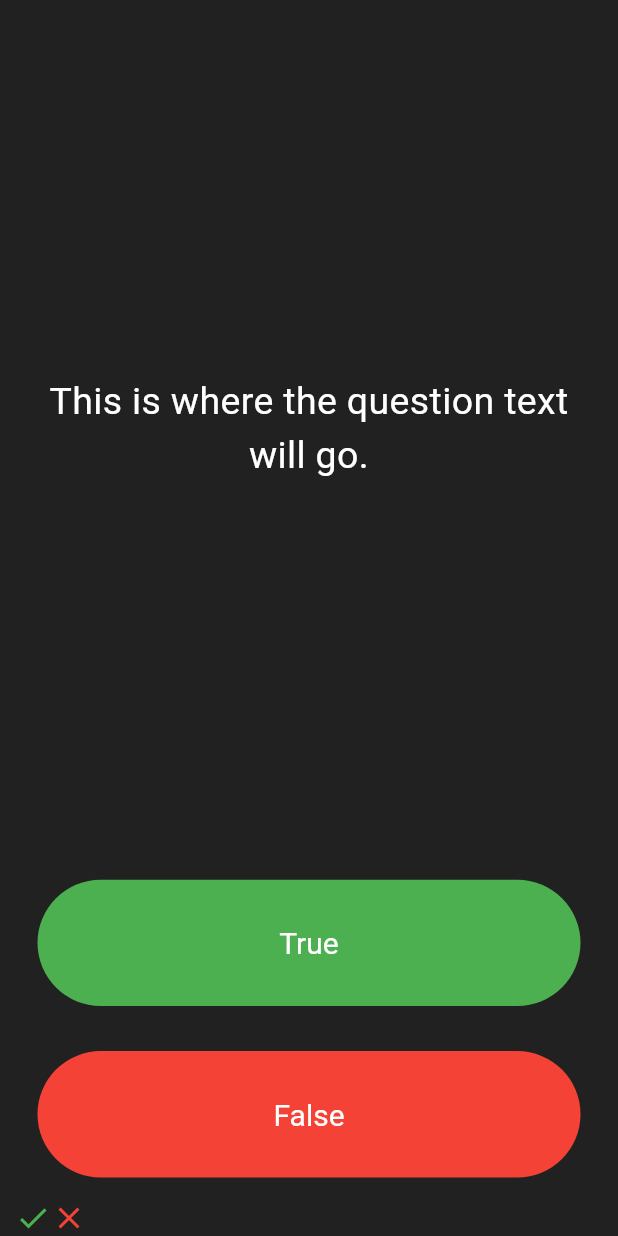
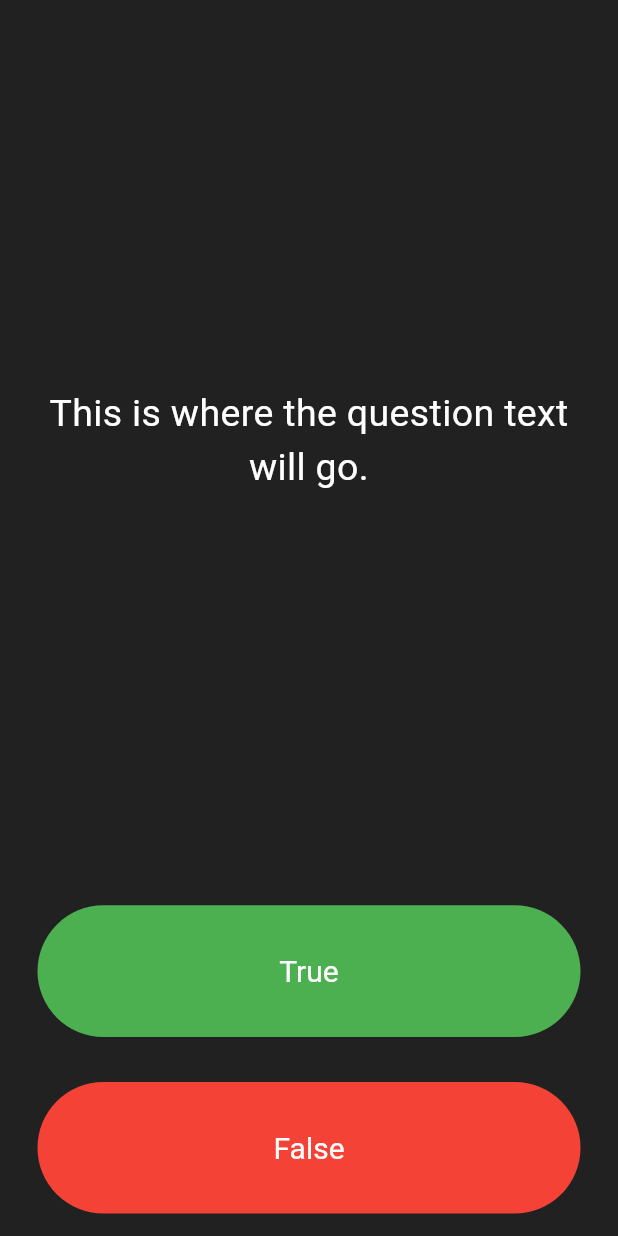
Before and after one commit to sky-hackeR/Quizzler, a Flutter app: the screen it shows after launch, on a phone screen of 412 x 824 dp. Run offline on Flutter 3.47's test engine with Material 3 defaults, Android fonts, the phone set to English and light mode, and no system bars.

Commit message:
Removal of score counter

```diff
--- a/lib/main.dart
+++ b/lib/main.dart
@@ -88,18 +88,18 @@ class _QuizPageState extends State<QuizPage> {
           ),
         ),
         // TODO: Add a Row here as your score keeper
-        const Row(
-          children: <Widget>[
-            Icon(
-              Icons.check,
-              color: Colors.green,
-            ),
-            Icon(
-              Icons.close,
-              color: Colors.red,
-            )
-          ],
-        )
+        // const Row(
+        //   children: <Widget>[
+        //     Icon(
+        //       Icons.check,
+        //       color: Colors.green,
+        //     ),
+        //     Icon(
+        //       Icons.close,
+        //       color: Colors.red,
+        //     )
+        //   ],
+        // )
       ],
     );
   }
```
